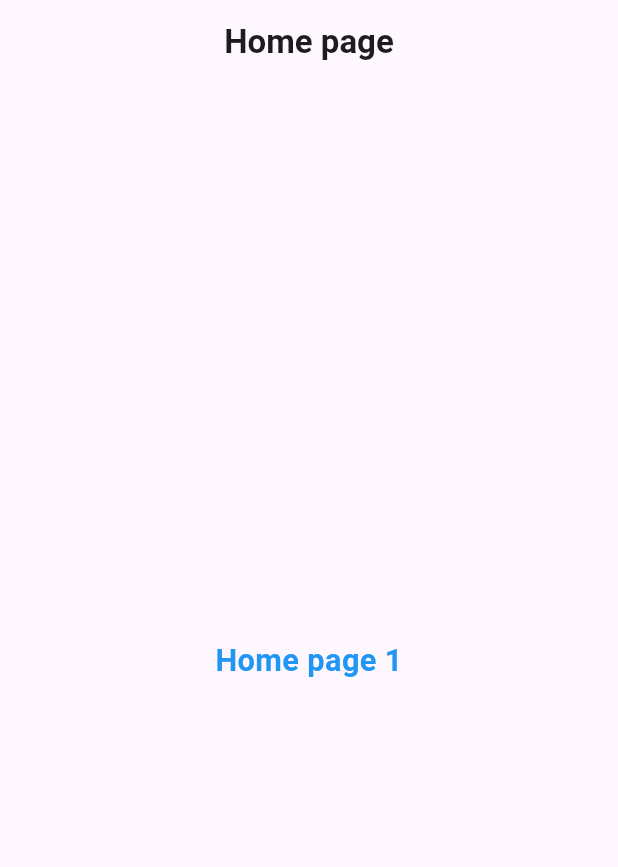
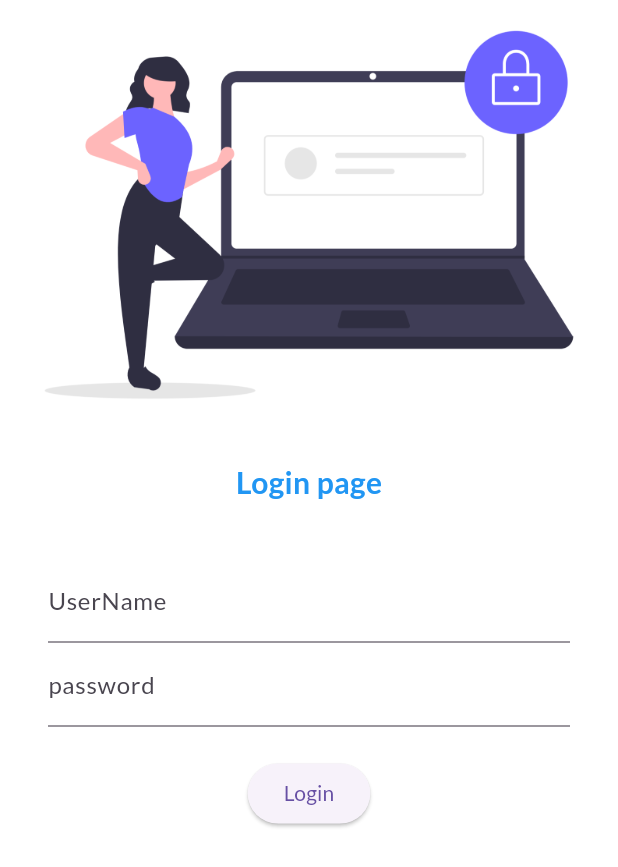
Before and after one commit to ganeshpawar95/mytest1, a Flutter app: the screen it shows after launch, on a phone screen of 412 x 824 dp. Shown: the top 867 px of the screen. Run offline on Flutter 3.47's test engine with Material 3 defaults, Android fonts, the phone set to English and light mode, and no system bars; our stand-ins replace google_fonts.

Commit message:
few learn data

```diff
--- a/lib/main.dart
+++ b/lib/main.dart
@@ -1,5 +1,7 @@
 import 'package:flutter/material.dart';
+import 'package:google_fonts/google_fonts.dart';
 import 'package:mytest1/screens/home.dart';
+import 'package:mytest1/screens/loginpage.dart';
 
 void main() {
   runApp(const MyApp());
@@ -12,9 +14,22 @@ class MyApp extends StatelessWidget {
   @override
   Widget build(BuildContext context) {
     return MaterialApp(
+      themeMode: ThemeMode.system,
+      theme: ThemeData(
+        primarySwatch: Colors.green,
+        fontFamily: GoogleFonts.lato().fontFamily
+        // primaryTextTheme: GoogleFonts.latoTextTheme(),
+      ),
+
+      darkTheme: ThemeData(brightness: Brightness.light),
+      routes: {
+        "/": (context) => LoginWidgets(),
+        "/login": (context) => LoginWidgets(),
+      },
+
       title: 'Flutter Demo',
       debugShowCheckedModeBanner: false,
-      theme: ThemeData(
+      // theme: ThemeData(
 
       // This is the theme of your application.
       //
@@ -31,9 +46,9 @@ class MyApp extends StatelessWidget {
       //
       // This works for code too, not just values: Most code changes can be
       // tested with just a hot reload.
-        colorScheme: ColorScheme.fromSeed(seedColor: Colors.deepPurple),
-      ),
-      home: const HomeWidgets(),
+      //     colorScheme: ColorScheme.fromSeed(seedColor: Colors.deepPurple),
+      // ),
+      // home: const HomeWidgets(),
     );
   }
 }
--- a/lib/screens/home.dart
+++ b/lib/screens/home.dart
@@ -6,24 +6,38 @@ class HomeWidgets extends StatelessWidget {
 
   @override
   Widget build(BuildContext context) {
+    int day=30;
+    String name="Ankita";
+
     return Scaffold(
-      appBar: AppBar(
+      appBar: AppBar( backgroundColor: Colors.amberAccent,
         centerTitle: true,
-        title: const Text(
-          'Home page',
+        title:  Text(
+          'Home Page',
           style: TextStyle(fontWeight: FontWeight.bold),
         ),
       ),
       body: Center(
-        child:Container(    child: Text(
-          "Home page 1",
-          style: TextStyle(
+        child:Container ( child: Text(
+          'Welcome to $day days of flutter by $name',
+          style:  TextStyle(
             color: Colors.blue,
-            fontSize: 20.5,
+            fontSize: 12.5,
+
             fontWeight: FontWeight.bold,
           ),
         ),
-      ),)
+      ),),
+      drawer: Drawer(
+
+        child:
+           DrawerHeader(
+        decoration: BoxDecoration(
+          color: Colors.blue,
+        ),
+        child: Text('Menu', style: TextStyle(color: Colors.white, fontSize: 24)),
+      ),
+       )
 
     );
   }
--- /dev/null
+++ b/lib/screens/loginpage.dart
@@ -0,0 +1,55 @@
+import 'package:flutter/material.dart';
+
+class LoginWidgets extends StatelessWidget {
+  const LoginWidgets({super.key});
+  Widget build(BuildContext context) {
+    return Material(
+      color: Colors.white,
+      child: Column(
+        children: [
+          Image.asset("assets/images/login.png", fit: BoxFit.cover),
+          SizedBox(
+            height: 20.5,
+            // child: Text("ghkjk")
+          ),
+          Text(
+            "Login page",
+            style: TextStyle(
+              fontSize: 20,
+              color: Colors.blue,
+              fontWeight: FontWeight.bold,
+            ),
+          ),
+          SizedBox(height: 20.5),
+          Padding(
+            padding: const EdgeInsets.symmetric(
+              vertical: 16.0,
+              horizontal: 32.0,
+            ),
+            child: Column(
+              children: [
+                TextFormField(
+                  decoration: InputDecoration(
+                    hintText: "Enter UserName",
+                    labelText: "UserName",
+                  ),
+                ),
+                TextFormField(
+                  obscureText: true,
+                  decoration: InputDecoration(
+                    hintText: "Enter password",
+                    labelText: "password",
+                  ),
+                ),
+                SizedBox(height: 20.5),
+                ElevatedButton(
+                  onPressed: () {print("hi");},
+                child: Text("Login")),
+              ],
+            ),
+          ),
+        ],
+      ),
+    );
+  }
+}
```
Also changed, not shown: pubspec.yaml (+4 -3 lines), assets/images/login.png (added), flutter_01.png (added), pubspec.lock, 1 other file. Lines whose indentation alone changed are shown as unchanged.
